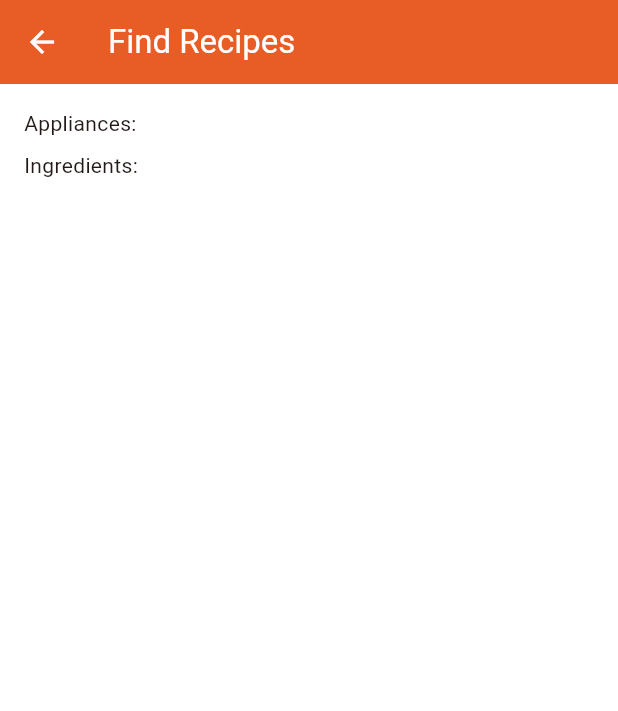
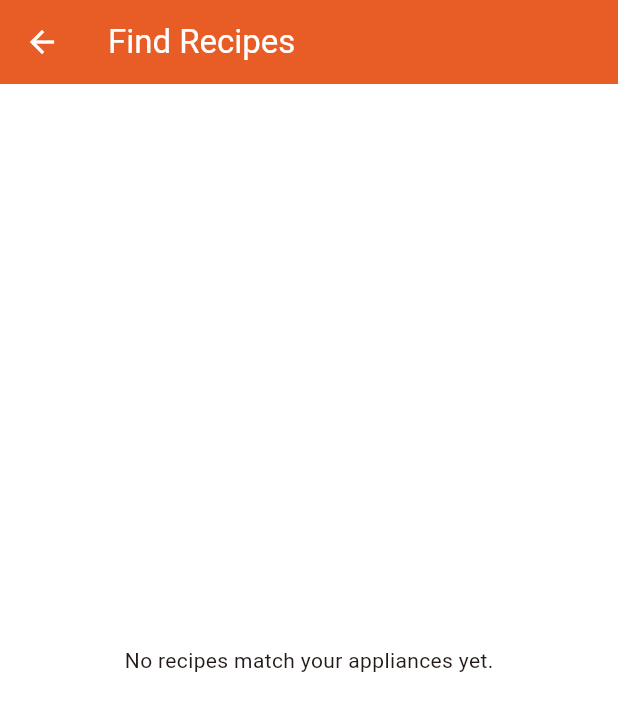
Before and after one commit to NEKORINA91/anycook, a Flutter app: the RecipeSearchScreen screen opened directly with empty values, on a phone screen of 412 x 824 dp. Shown: the top 711 px of the screen. Run offline on Flutter 3.47's test engine with Material 3 defaults, Android fonts, the phone set to English and light mode, and no system bars.

Commit message:
recipe  checker logic

```diff
--- /dev/null
+++ b/lib/data/sample_recipes.dart
@@ -0,0 +1,28 @@
+import 'package:anycook/models/recipe.dart';
+
+final List<Recipe> sampleRecipes = [
+  const Recipe(
+    name: 'Simple Cake',
+    requiredAppliances: ['Oven'],
+    requiredIngredients: ['Flour', 'Eggs', 'Sugar', 'Butter', 'Milk'],
+    timeMinutes: 45,
+  ),
+  const Recipe(
+    name: 'Fried Rice',
+    requiredAppliances: ['Stovetop'],
+    requiredIngredients: ['Rice', 'Egg', 'Onion', 'Garlic', 'Oil'],
+    timeMinutes: 20,
+  ),
+  const Recipe(
+    name: 'Grilled Cheese',
+    requiredAppliances: ['Stovetop'],
+    requiredIngredients: ['Bread', 'Cheese', 'Butter'],
+    timeMinutes: 10,
+  ),
+  const Recipe(
+    name: 'Chicken Curry',
+    requiredAppliances: ['Stovetop'],
+    requiredIngredients: ['Chicken', 'Onion', 'Garlic', 'Ginger', 'Tomato', 'Oil'],
+    timeMinutes: 35,
+  ),
+];
--- a/lib/screens/recipe_search_screen.dart
+++ b/lib/screens/recipe_search_screen.dart
@@ -1,4 +1,6 @@
 import 'package:flutter/material.dart';
+import 'package:anycook/models/recipe.dart';
+import 'package:anycook/data/sample_recipes.dart';
 
 class RecipeSearchScreen extends StatelessWidget {
   final List<String> appliances;
@@ -10,8 +12,28 @@ class RecipeSearchScreen extends StatelessWidget {
     required this.ingredients,
   });
 
+  Color _tierColor(MatchTier tier) {
+    switch (tier) {
+      case MatchTier.green:
+        return Colors.green;
+      case MatchTier.yellow:
+        return Colors.orange;
+      case MatchTier.red:
+        return Colors.red;
+    }
+  }
+
   @override
   Widget build(BuildContext context) {
+    // Step 1: hard filter — exclude recipes missing a required appliance.
+    final availableRecipes = sampleRecipes
+        .where((r) => r.hasRequiredAppliances(appliances))
+        .toList();
+
+    // Step 2: sort remaining recipes by ingredient match tier.
+    availableRecipes.sort((a, b) =>
+        a.matchTier(ingredients).index.compareTo(b.matchTier(ingredients).index));
+
     return Scaffold(
       backgroundColor: Colors.white,
       appBar: AppBar(
@@ -19,17 +41,34 @@ class RecipeSearchScreen extends StatelessWidget {
         backgroundColor: const Color(0xFFE85D26),
         foregroundColor: Colors.white,
       ),
-      body: Padding(
-        padding: const EdgeInsets.all(16),
-        child: Column(
-          crossAxisAlignment: CrossAxisAlignment.start,
-          children: [
-            Text('Appliances: ${appliances.join(', ')}'),
-            const SizedBox(height: 8),
-            Text('Ingredients: ${ingredients.join(', ')}'),
-          ],
-        ),
-      ),
+      body: availableRecipes.isEmpty
+          ? const Center(
+              child: Text('No recipes match your appliances yet.'),
+            )
+          : ListView.builder(
+              padding: const EdgeInsets.all(16),
+              itemCount: availableRecipes.length,
+              itemBuilder: (context, index) {
+                final recipe = availableRecipes[index];
+                final tier = recipe.matchTier(ingredients);
+                final missing = recipe.missingIngredients(ingredients);
+
+                return Card(
+                  margin: const EdgeInsets.only(bottom: 12),
+                  child: ListTile(
+                    leading: CircleAvatar(
+                      backgroundColor: _tierColor(tier),
+                    ),
+                    title: Text(recipe.name),
+                    subtitle: Text(
+                      missing.isEmpty
+                          ? 'You have everything! (${recipe.timeMinutes} min)'
+                          : 'Missing: ${missing.join(', ')}',
+                    ),
+                  ),
+                );
+              },
+            ),
     );
   }
 }
```
Also changed, not shown: lib/models/recipe.dart (+21 -3 lines).
